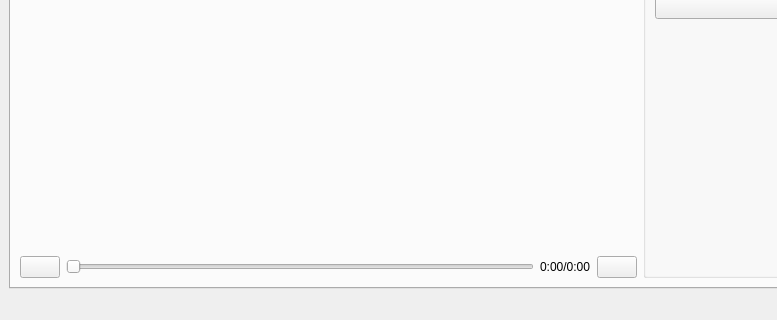
Above: res/ui/mainWindow.ui from llllTnTlll/videoProcesserGUI before the change; both pictures show x 0 to 777 and y 297 to 617 of the 972 by 617 pixel window. Below: the same form after it.
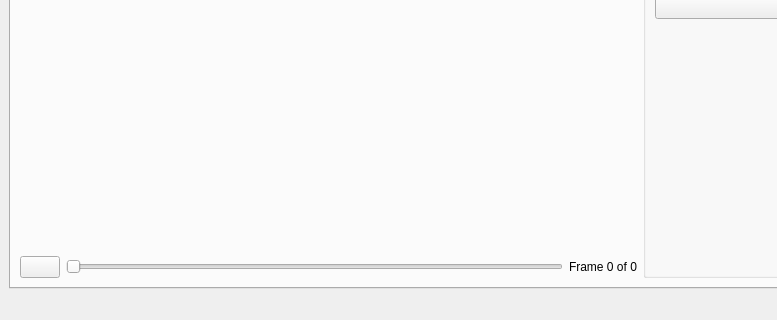
That is the form after the change. Icons and pictures are not drawn.

```diff
--- a/res/ui/mainWindow.ui
+++ b/res/ui/mainWindow.ui
@@ -52,7 +52,7 @@
              </widget>
             </item>
             <item>
-             <layout class="QHBoxLayout" name="horizontalLayout" stretch="0,0,0,0">
+             <layout class="QHBoxLayout" name="horizontalLayout" stretch="0,0,0">
               <item>
                <widget class="QPushButton" name="playBtn">
                 <property name="text">
@@ -73,25 +73,13 @@
               </item>
               <item>
                <widget class="QLabel" name="ratioLabel">
-                <property name="text">
-                 <string>0:00/0:00</string>
+                <property name="font">
+                 <font>
+                  <family>Microsoft YaHei UI</family>
+                 </font>
                 </property>
-               </widget>
-              </item>
-              <item>
-               <widget class="QPushButton" name="fullscreenBtn">
-                <property name="sizePolicy">
-                 <sizepolicy hsizetype="Minimum" vsizetype="Fixed">
-                  <horstretch>0</horstretch>
-                  <verstretch>0</verstretch>
-                 </sizepolicy>
-                </property>
                 <property name="text">
-                 <string/>
-                </property>
-                <property name="icon">
-                 <iconset>
-                  <normaloff>../icon/fullscreen.png</normaloff>../icon/fullscreen.png</iconset>
+                 <string>Frame 0 of 0</string>
                 </property>
                </widget>
               </item>
```
Left out of the diff: 10 changed lines with no effect on the pictures.
